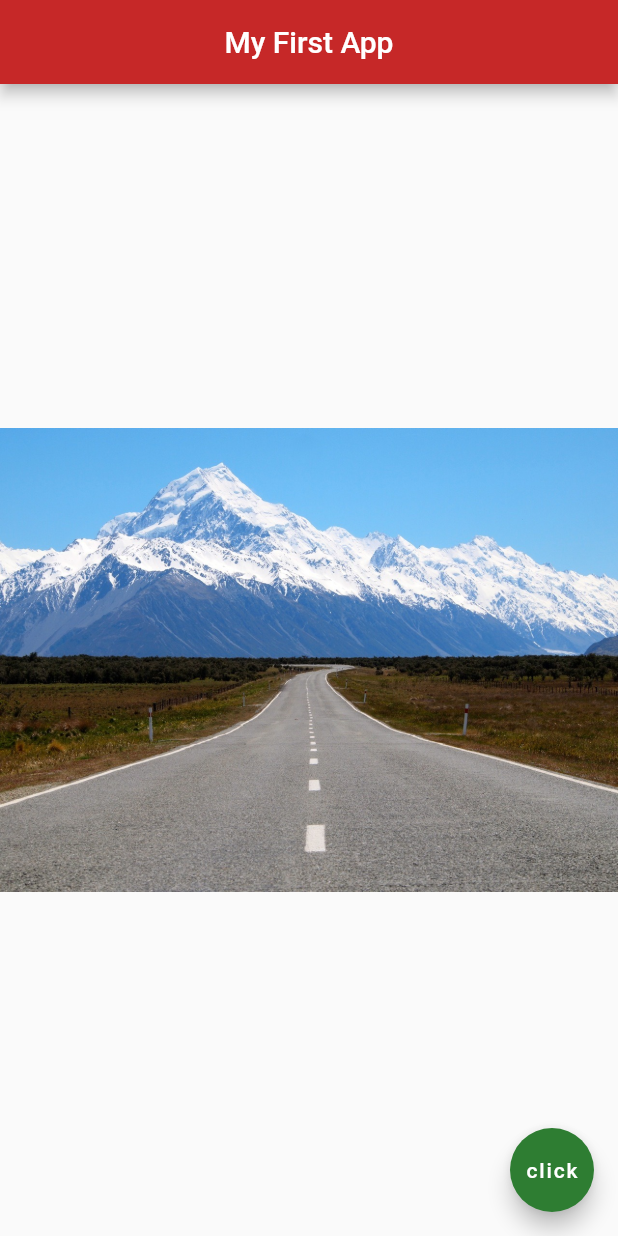
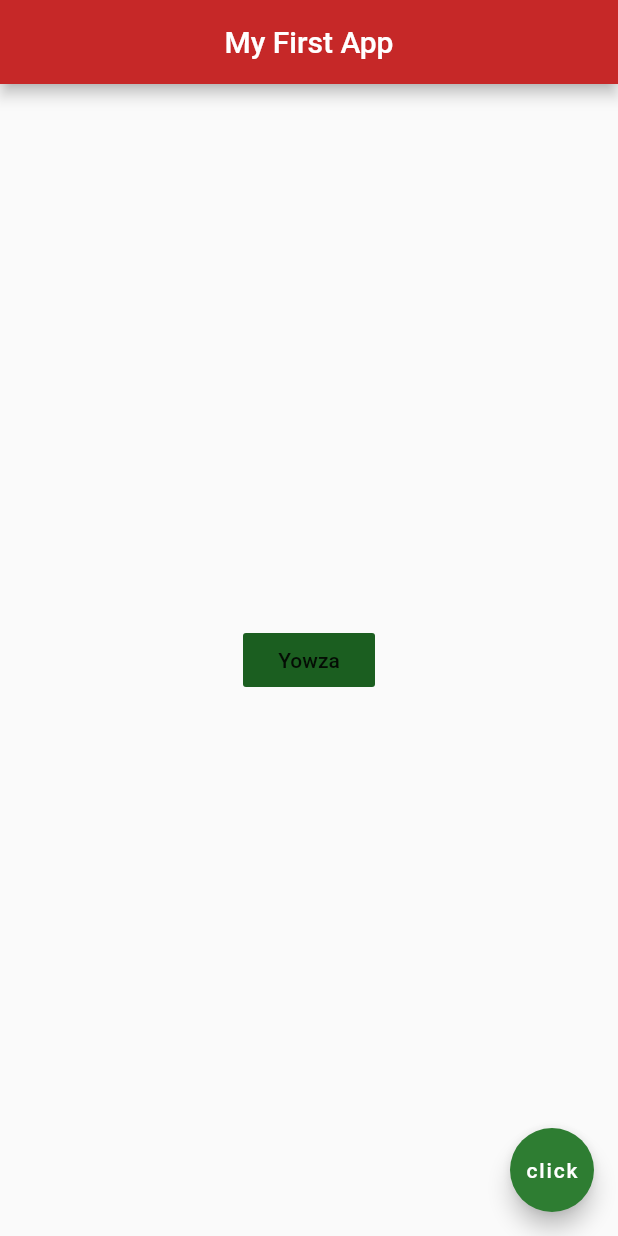
Before and after one commit to leftlyk/Driveguide, a Flutter app: the screen it shows after launch, on a phone screen of 412 x 824 dp. Run offline on Flutter 3.47's test engine with Material 2 defaults, Android fonts, the phone set to English and light mode, and no system bars.

Commit message:
Button with function

```diff
--- a/lib/main.dart
+++ b/lib/main.dart
@@ -16,8 +16,12 @@ class Home extends StatelessWidget {
         backgroundColor: Colors.red[800],
       ),
       body: Center(
-        child: Image(
-          image: AssetImage('assets/PC018007.jpg'),
+        child: FlatButton(
+          onPressed: () {
+            print('You clicked me!');
+          },
+          child: Text('Yowza'),
+          color: Colors.green[900],
         )
       ),
       floatingActionButton: FloatingActionButton(
```
